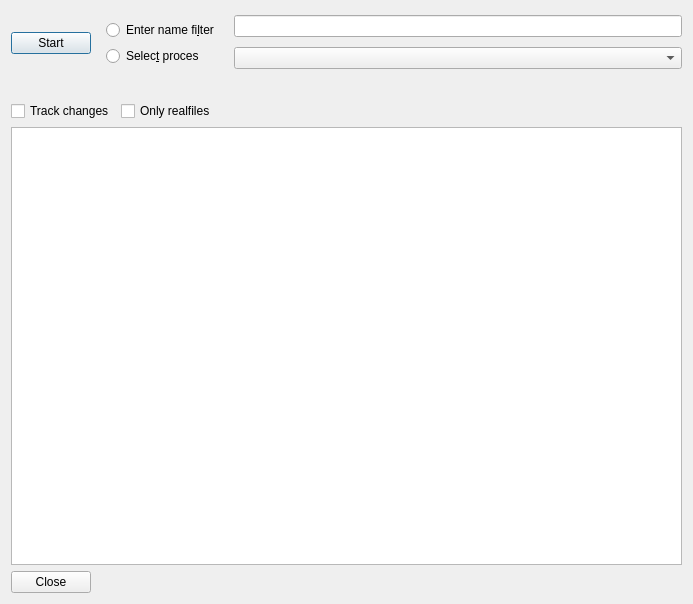
This is ui/monitor.ui in iddekingej/ofgui as Qt 5 draws it before an edit. The edited form follows.
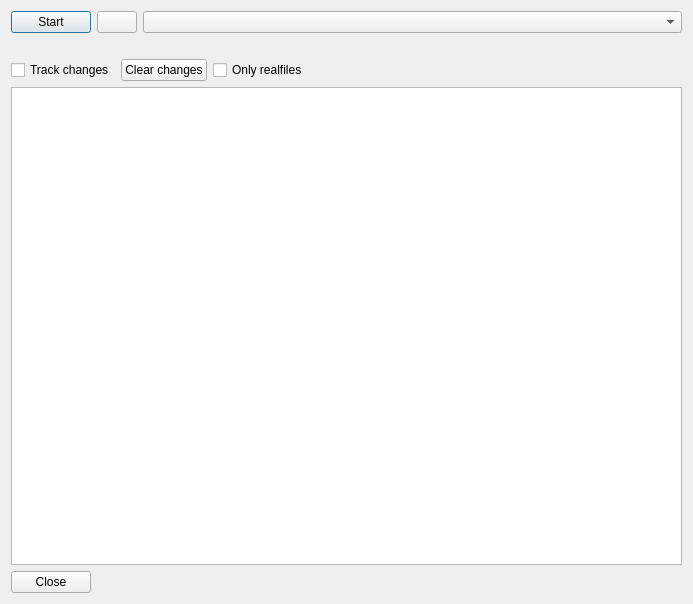
This is the edited form. Icons and pictures are not drawn.

Commit message: *remove name filter add refresh process list and clear change marking

Diff of the .ui file:
```diff
--- a/ui/monitor.ui
+++ b/ui/monitor.ui
@@ -33,36 +33,24 @@
       </widget>
      </item>
      <item>
-      <widget class="QWidget" name="widget" native="true">
+      <widget class="QPushButton" name="refreshProcessList">
        <property name="sizePolicy">
-        <sizepolicy hsizetype="Maximum" vsizetype="Preferred">
+        <sizepolicy hsizetype="Maximum" vsizetype="Fixed">
          <horstretch>0</horstretch>
          <verstretch>0</verstretch>
         </sizepolicy>
        </property>
-       <layout class="QVBoxLayout" name="verticalLayout_2">
-        <item>
-         <widget class="QRadioButton" name="useNameFilter">
-          <property name="text">
-           <string>Enter name fi&amp;lter</string>
-          </property>
-         </widget>
-        </item>
-        <item>
-         <widget class="QRadioButton" name="useSelection">
-          <property name="text">
-           <string>Selec&amp;t proces</string>
-          </property>
-         </widget>
-        </item>
-       </layout>
+       <property name="text">
+        <string/>
+       </property>
+       <property name="icon">
+        <iconset resource="../icons.qrc">
+         <normaloff>:/icons/refresh.png</normaloff>:/icons/refresh.png</iconset>
+       </property>
       </widget>
      </item>
      <item>
       <layout class="QVBoxLayout" name="verticalLayout_4">
-       <item>
-        <widget class="QLineEdit" name="nameFilter"/>
-       </item>
        <item>
         <widget class="QComboBox" name="processSelector"/>
        </item>
@@ -82,6 +70,13 @@
        </property>
       </widget>
      </item>
+     <item>
+      <widget class="QPushButton" name="clearChanges">
+       <property name="text">
+        <string>Clear changes</string>
+       </property>
+      </widget>
+     </item>
      <item>
       <widget class="QCheckBox" name="onlyRealFiles">
        <property name="text">
```
Left out of the diff: 4 changed lines with no effect on the pictures. The commit also changes 2 other files.
